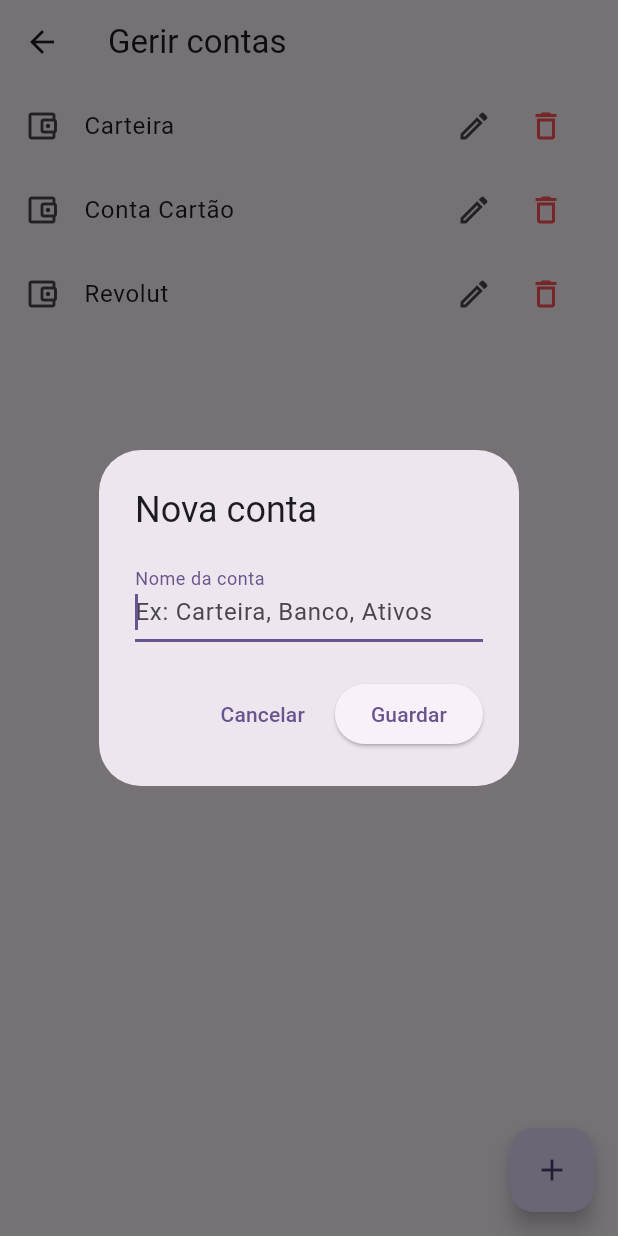
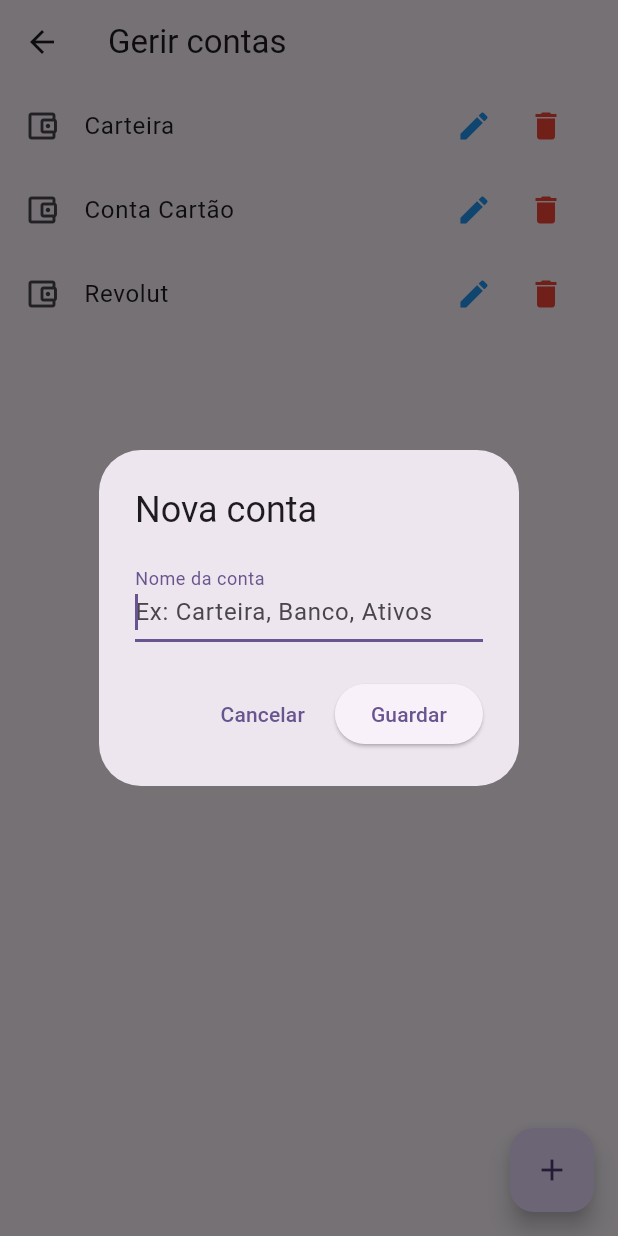
Before and after one commit to marotoweb/cajuscan_app, a Flutter app: the AccountEditorPage screen opened directly, after a tap on the "add" icon, on a phone screen of 412 x 824 dp. Run offline on Flutter 3.47's test engine with Material 3 defaults, Android fonts, the light colour scheme and no system bars; our stand-ins replace file_picker, package_info_plus, shared_preferences; missing offline and left inert: flutter_file_dialog, flutter_zxing, pdfx, receive_sharing_intent; accounts and stored records are empty; statements that could not run were skipped.

Commit message:
style(ui): uniformizar botões de ação nas listagens de gestão
- Alinha os ecrãs de gestão de categorias e gestão de contas com o padrão visual da listagem de comerciantes.

```diff
--- a/lib/account_editor_page.dart
+++ b/lib/account_editor_page.dart
@@ -162,15 +162,12 @@ class _AccountEditorPageState extends State<AccountEditorPage> {
                     mainAxisSize: MainAxisSize.min,
                     children: [
                       IconButton(
-                        icon: const Icon(Icons.edit_outlined),
+                        icon: const Icon(Icons.edit, color: Colors.blue),
                         onPressed: () =>
                             _showAccountDialog(oldName: account, index: index),
                       ),
                       IconButton(
-                        icon: const Icon(
-                          Icons.delete_outline,
-                          color: Colors.redAccent,
-                        ),
+                        icon: const Icon(Icons.delete, color: Colors.red),
                         onPressed: () => _deleteAccount(index),
                       ),
                     ],
--- a/lib/category_editor_page.dart
+++ b/lib/category_editor_page.dart
@@ -256,13 +256,13 @@ class _CategoryEditorPageState extends State<CategoryEditorPage> {
                     mainAxisSize: MainAxisSize.min,
                     children: [
                       IconButton(
-                        icon: const Icon(Icons.edit_outlined),
+                        icon: const Icon(Icons.edit, color: Colors.blue),
                         tooltip: 'Renomear',
                         onPressed: () =>
                             _showAddDialog(categoryToEdit: category),
                       ),
                       IconButton(
-                        icon: const Icon(Icons.delete_outline),
+                        icon: const Icon(Icons.delete, color: Colors.red),
                         tooltip: 'Eliminar',
                         onPressed: () => _deleteCategory(category),
                       ),
```
